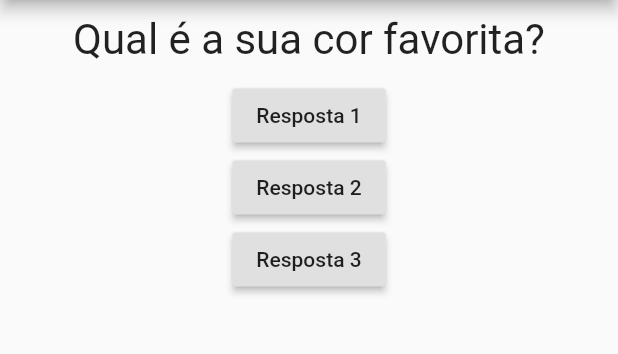
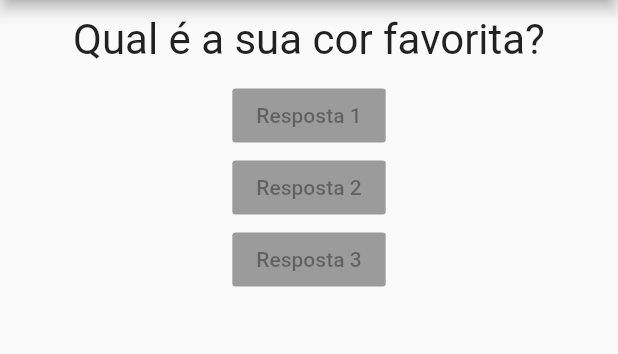
Before and after one commit to dantas15/projeto_perguntas, a Flutter app: the screen it shows after launch, on a phone screen of 412 x 824 dp, the part 84-438 px from its top. Run offline on Flutter 3.47's test engine with Material 2 defaults, Android fonts, the phone set to English and light mode, and no system bars.

Commit message:
Desafio: Criando componente resposta

```diff
--- a/lib/main.dart
+++ b/lib/main.dart
@@ -1,5 +1,6 @@
 import 'package:flutter/material.dart';
 import './questao.dart';
+import './resposta.dart';
 
 main() => runApp(new PerguntaApp());
 
@@ -19,6 +20,7 @@ class _PerguntaAppState extends State<PerguntaApp> {
       'Qual é a sua cor favorita?',
       'Qual é o seu animal favorito?',
     ];
+
     return MaterialApp(
       home: Scaffold(
         appBar: AppBar(
@@ -27,18 +29,9 @@ class _PerguntaAppState extends State<PerguntaApp> {
         body: Column(
           children: <Widget>[
             Questao(perguntas[_perguntaSelecionada]),
-            RaisedButton(
-              child: Text('Resposta 1'),
-              onPressed: _responder,
-            ),
-            RaisedButton(
-              child: Text('Resposta 2'),
-              onPressed: _responder,
-            ),
-            RaisedButton(
-              child: Text('Resposta 3'),
-              onPressed: _responder,
-            ),
+            Resposta('Resposta 1'),
+            Resposta('Resposta 2'),
+            Resposta('Resposta 3'),
           ],
         ),
       ),
--- /dev/null
+++ b/lib/resposta.dart
@@ -0,0 +1,17 @@
+import 'package:flutter/material.dart';
+
+class Resposta extends StatelessWidget {
+  final String textoResposta;
+  Resposta(this.textoResposta);
+
+  @override
+  Widget build(BuildContext context) {
+    return RaisedButton(
+      child: Text(
+        textoResposta,
+        textAlign: TextAlign.center,
+      ),
+      onPressed: null,
+    );
+  }
+}
```
